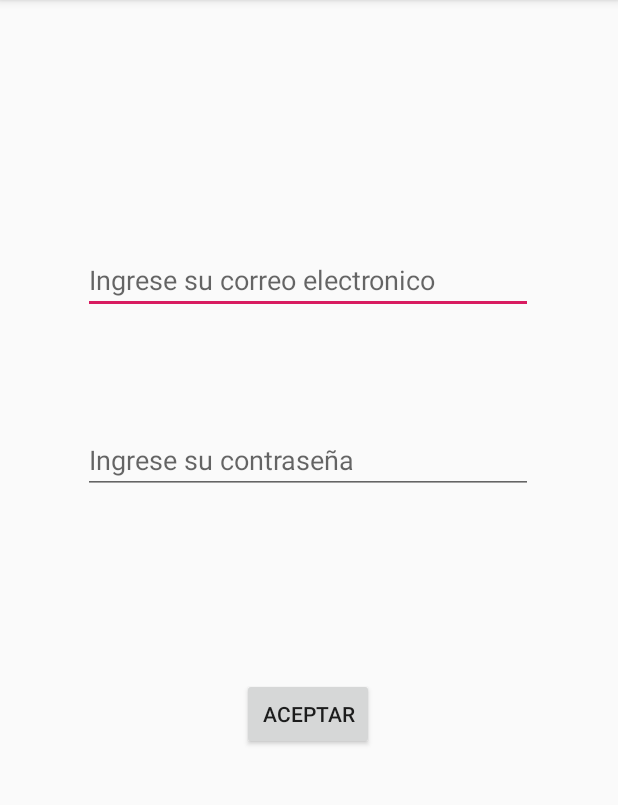
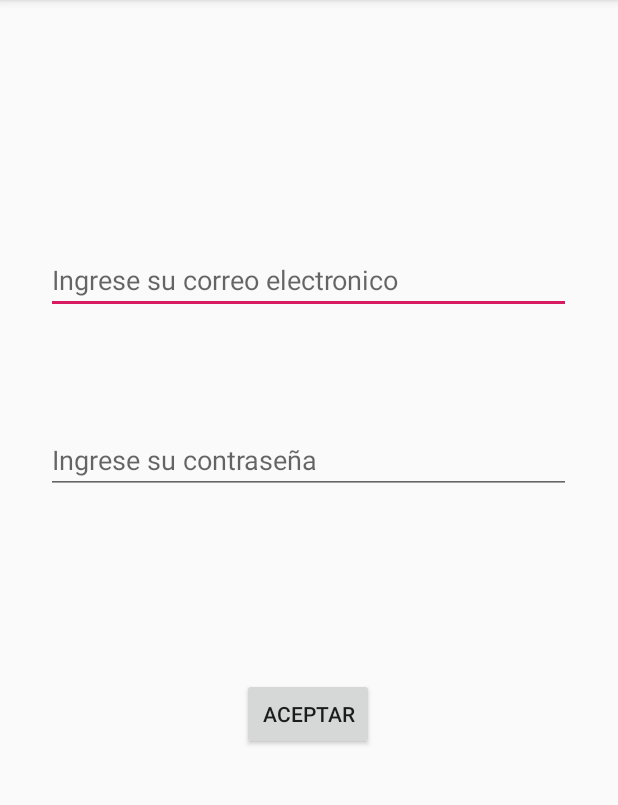
Before and after one commit to danielorozco14/pdm_proyecto, an Android app: the RegistroActivity screen opened directly, with no data from a screen before it, on a phone screen of 412 x 824 dp, the part 84-889 px from its top. Run offline under Robolectric (Android 15) with nearby library versions, the phone set to English and light mode, and no system bars; our stand-ins replace Firebase (no records; nobody signed in at launch, a user with empty details on screens opened directly).

Commit message:
cambio en xml activity_registrar_

```diff
--- a/BeSafe/app/src/main/res/layout/activity_main.xml
+++ b/BeSafe/app/src/main/res/layout/activity_main.xml
@@ -9,7 +9,7 @@
 
 
     <EditText
-            android:layout_width="wrap_content"
+            android:layout_width="350dp"
             android:layout_height="wrap_content"
             android:inputType="textEmailAddress"
             android:ems="10"
@@ -20,7 +20,7 @@
             app:layout_constraintTop_toTopOf="parent" android:layout_marginBottom="515dp"
             app:layout_constraintBottom_toBottomOf="parent" android:hint="@string/email"/>
     <EditText
-            android:layout_width="wrap_content"
+            android:layout_width="350dp"
             android:layout_height="wrap_content"
             android:inputType="textPassword"
             android:ems="10"
--- a/BeSafe/app/src/main/res/layout/activity_registrar.xml
+++ b/BeSafe/app/src/main/res/layout/activity_registrar.xml
@@ -8,13 +8,15 @@
         tools:context=".RegistroActivity">
 
     <EditText
-            android:layout_width="300dp" android:layout_height="wrap_content"
+            android:layout_width="350dp" android:layout_height="wrap_content"
+            android:inputType="textEmailAddress"
             app:layout_constraintEnd_toEndOf="parent"
             app:layout_constraintStart_toStartOf="parent" app:layout_constraintTop_toTopOf="parent"
             android:layout_marginTop="164dp" app:layout_constraintHorizontal_bias="0.495"
             android:hint="Ingrese su correo electronico" android:id="@+id/correo_registro"/>
 
-    <EditText android:layout_width="300dp" android:layout_height="wrap_content"
+    <EditText android:layout_width="350dp" android:layout_height="wrap_content"
+              android:inputType="textPassword"
               app:layout_constraintEnd_toEndOf="parent"
               app:layout_constraintStart_toStartOf="parent" app:layout_constraintTop_toTopOf="parent"
               android:layout_marginTop="284dp" app:layout_constraintHorizontal_bias="0.495"
```
